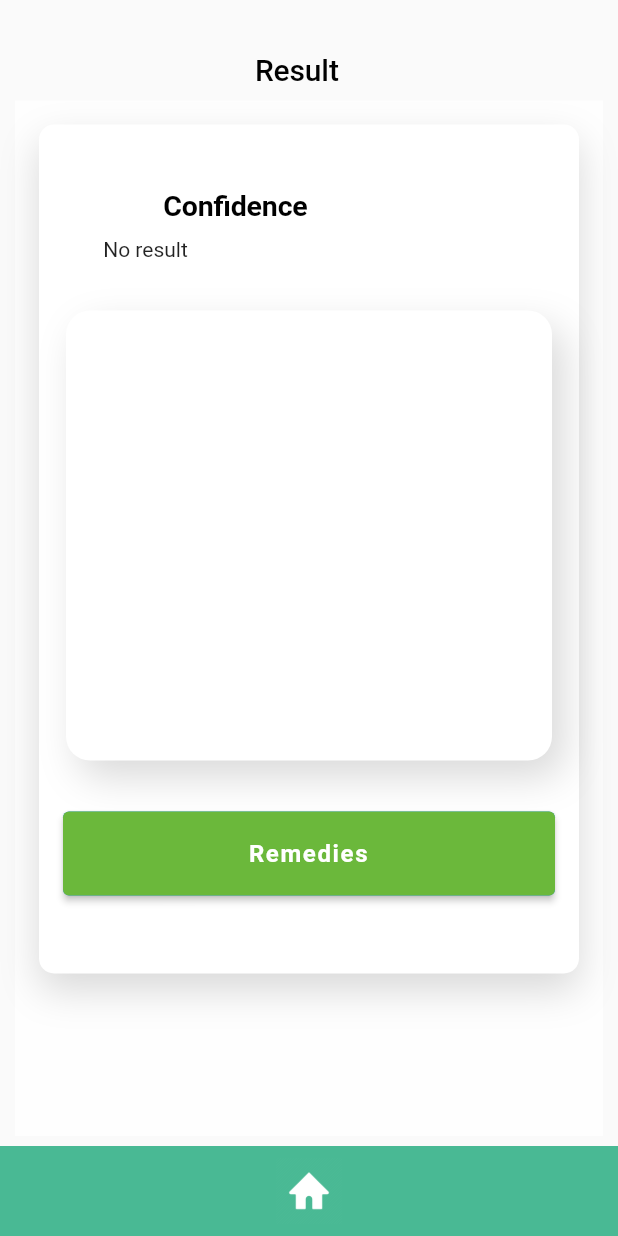
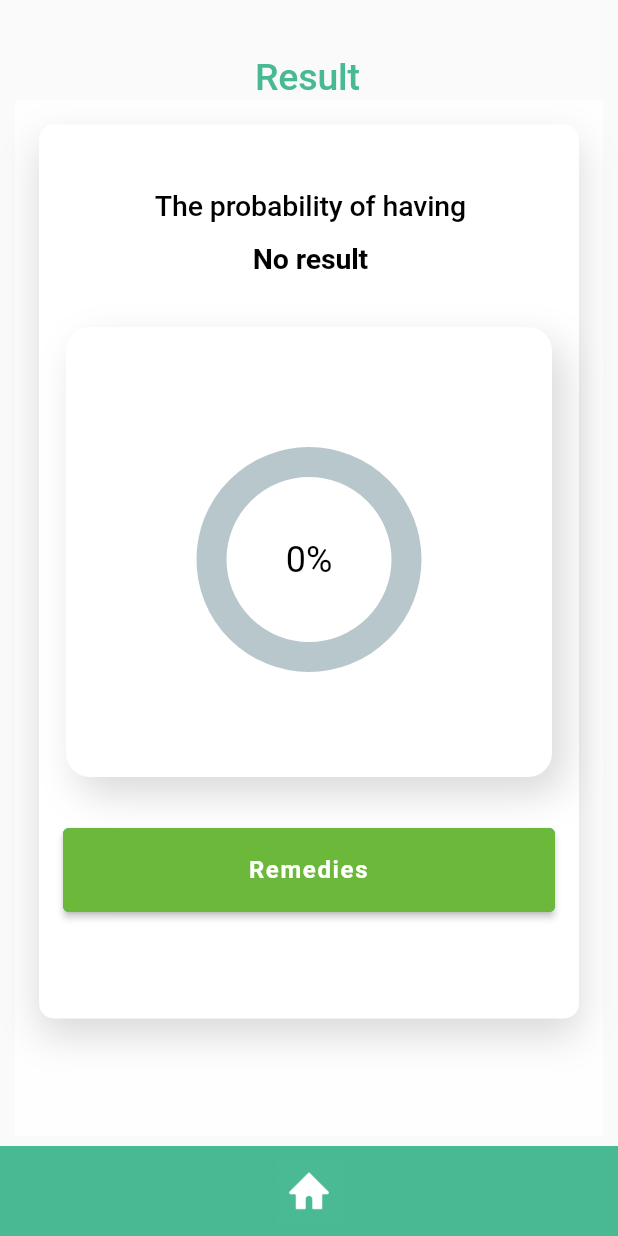
Before and after one commit to DewminiSeneviratne/Plant-Disease-Detection-System, a Flutter app: the PlantDiseasePredictor screen opened directly, after a tap on "GO TO RESULT", on a phone screen of 412 x 824 dp. Run offline on Flutter 3.47's test engine with Material 2 defaults, Android fonts, the phone set to English and light mode, and no system bars; drawn by our look-alikes of percent_indicator; our stand-ins replace cloud_firestore, firebase_auth, firebase_core, image_picker; accounts and stored records are empty; Roboto replaces fonts that are missing (Roboto-Light).

Commit message:
Updated mobile app

```diff
--- a/Mobile/crops_ai/lib/screens/result_page.dart
+++ b/Mobile/crops_ai/lib/screens/result_page.dart
@@ -1,6 +1,8 @@
+import 'package:crops_ai/screens/remedies_screen.dart';
 import 'package:crops_ai/screens/treatments_screen.dart';
 import 'package:flutter/material.dart';
 import 'package:http/http.dart' as http;
+import 'package:percent_indicator/circular_percent_indicator.dart';
 
 import 'launch_screen.dart';
 
@@ -8,11 +10,14 @@ import 'launch_screen.dart';
 
 class Result extends StatefulWidget {
   final String? predictionResult;
+
   final double? confidence;
+  final String? diseases;
   //const Result({super.key});
   Result({
     required this.predictionResult,
     required this.confidence,
+    required this.diseases,
   });
 
   @override
@@ -20,14 +25,14 @@ class Result extends StatefulWidget {
 }
 
 class _ResultState extends State<Result> {
-  @override
+  /*@override
   void initState() {
     super.initState();
     _updatePercentage();
-  }
+  }*/
 
   Future<void> _updatePercentage() async {
-    final url = 'http://192.168.8.162/visio/updatePercentage.php';
+    final url = 'http://192.168.8.131/cropsai/updatePercentage.php';
     final response = await http.post(
       Uri.parse(url),
       body: {
@@ -40,6 +45,12 @@ class _ResultState extends State<Result> {
     } else {
       print('Failed to update percentage: ${response.reasonPhrase}');
     }
+  }
+
+  _navigatetohome() async {
+    await Future.delayed(const Duration(milliseconds: 3000), () {});
+    Navigator.pushReplacement(
+        context, MaterialPageRoute(builder: (context) => LaunchScreen()));
   }
 
   @override
@@ -58,17 +69,17 @@ class _ResultState extends State<Result> {
                   child: Stack(
                     children: [
                       Container(
-                        padding: const EdgeInsets.fromLTRB(170, 25, 16, 220),
+                        padding: const EdgeInsets.fromLTRB(170, 25, 16, 140),
                         child: const Text(
                           'Result',
                           textAlign: TextAlign.center,
                           style: TextStyle(
                             fontFamily: 'Roboto',
-                            fontSize: 20,
+                            fontSize: 25,
                             fontWeight: FontWeight.w500,
                             height: 1.4117647059,
                             letterSpacing: -0.1000000015,
-                            color: Colors.black,
+                            color: Color.fromARGB(255, 73, 185, 148),
                           ),
                         ),
                       ),
@@ -79,7 +90,7 @@ class _ResultState extends State<Result> {
                         child: Container(
                           padding: const EdgeInsets.fromLTRB(16, 16, 16, 218),
                           width: 375,
-                          height: 800,
+                          height: 830,
                           decoration: const BoxDecoration(
                             color: Color(0xccFFFFFF),
                           ),
@@ -126,14 +137,14 @@ class _ResultState extends State<Result> {
                                                         2, 0, 0, 0),
                                                 margin:
                                                     const EdgeInsets.fromLTRB(
-                                                        0, 0, 100, 8),
+                                                        0, 0, 0, 8),
                                                 child: const Text(
-                                                  'Confidence',
+                                                  'The probability of having',
                                                   textAlign: TextAlign.left,
                                                   style: TextStyle(
                                                     fontFamily: 'Roboto-Light',
                                                     fontSize: 19,
-                                                    fontWeight: FontWeight.w700,
+                                                    fontWeight: FontWeight.w500,
                                                     height: 1.4117647059,
                                                     letterSpacing:
                                                         -0.1000000015,
@@ -147,10 +158,20 @@ class _ResultState extends State<Result> {
                                                         2, 0, 0, 0),
                                                 margin:
                                                     const EdgeInsets.fromLTRB(
-                                                        0, 0, 220, 8),
+                                                        0, 0, 0, 8),
                                                 child: Text(
-                                                    widget.predictionResult ??
-                                                        'No result'),
+                                                  widget.diseases ??
+                                                      'No result',
+                                                  style: const TextStyle(
+                                                    fontFamily: 'Roboto-Light',
+                                                    fontSize: 19,
+                                                    fontWeight: FontWeight.w700,
+                                                    height: 1.4117647059,
+                                                    letterSpacing:
+                                                        -0.1000000015,
+                                                    color: Colors.black,
+                                                  ),
+                                                ),
                                               ),
                                               const SizedBox(
                                                 height: 20,
@@ -176,27 +197,28 @@ class _ResultState extends State<Result> {
                                                     ),
                                                   ],
                                                 ),
-                                                // child: Center(
-                                                //   child:
-                                                //       CircularPercentIndicator(
-                                                //     radius: 75.0,
-                                                //     percent:
-                                                //         widget.confidence ??
-                                                //             0.0,
-                                                //     animation: true,
-                                                //     progressColor:
-                                                //         Color(0xffde3787),
-                                                //     circularStrokeCap:
-                                                //         CircularStrokeCap.round,
-                                                //     lineWidth: 20.0,
-                                                //     center: Text(
-                                                //       '${((widget.confidence ?? 0.0) * 100.0).floor()}%',
-                                                //       style: const TextStyle(
-                                                //           color: Colors.black,
-                                                //           fontSize: 24),
-                                                //     ),
-                                                //   ),
-                                                // ),
+                                                child: Center(
+                                                  child:
+                                                      CircularPercentIndicator(
+                                                    radius: 75.0,
+                                                    percent:
+                                                        widget.confidence ??
+                                                            0.0,
+                                                    animation: true,
+                                                    progressColor:
+                                                        const Color.fromARGB(
+                                                            255, 73, 185, 148),
+                                                    circularStrokeCap:
+                                                        CircularStrokeCap.round,
+                                                    lineWidth: 20.0,
+                                                    center: Text(
+                                                      '${((widget.confidence ?? 0.0) * 100.0).floor()}%',
+                                                      style: const TextStyle(
+                                                          color: Colors.black,
+                                                          fontSize: 24),
+                                                    ),
+                                                  ),
+                                                ),
                                               ),
                                             ],
                                           ),
@@ -219,21 +241,14 @@ class _ResultState extends State<Result> {
                                             onPressed: () {
                                               if (widget.predictionResult !=
                                                   null) {
-                                                // Navigator.push(
-                                                //     context,
-                                                //     MaterialPageRoute(
-                                                //       builder: (context) =>
-                                                //           TreatmentsPage(
-                                                //               diseaseName: widget
-                                                //                   .predictionResult!),
-                                                //     ));
                                                 Navigator.push(
                                                     context,
                                                     MaterialPageRoute(
-                                                        builder: (context) =>
-                                                            const TreatmentsScreen(
-                                                              diseaseName: '',
-                                                            )));
+                                                      builder: (context) =>
+                                                          RemediesScreen(
+                                                              diseaseName: widget
+                                                                  .diseases!),
+                                                    ));
                                               }
                                             },
                                             style: TextButton.styleFrom(
--- a/Mobile/crops_ai/lib/screens/test_screen.dart
+++ b/Mobile/crops_ai/lib/screens/test_screen.dart
@@ -1,3 +1,4 @@
+import 'dart:convert';
 import 'dart:io';
 import 'package:crops_ai/screens/result_page.dart';
 import 'package:crops_ai/screens/signin_screen.dart';
@@ -5,8 +6,6 @@ import 'package:flutter/material.dart';
 import 'package:http/http.dart' as http;
 //import 'package:image_picker/image_picker.dart';
 import 'package:path/path.dart' as path;
-
-import 'package:http/http.dart' as http;
 
 import 'dart:io';
 import 'package:image_picker/image_picker.dart';
@@ -26,6 +25,7 @@ class _PlantDiseasePredictorState extends State<PlantDiseasePredictor> {
   File? _image;
   String? _predictionResult; // Added new variable to store prediction result
   double? _confidence;
+  String? _disease;
 
   Future<void> _getImageAndPredict() async {
     final picker = ImagePicker();
@@ -43,7 +43,7 @@ class _PlantDiseasePredictorState extends State<PlantDiseasePredictor> {
   }
 
   Future<void> predictPlantDisease(File imageFile) async {
-    final url = 'http://192.168.8.162:8000/predict';
+    final url = 'http://192.168.8.131:8000/predict';
 
     // Create a multipart request with a single file part
     final request = http.MultipartRequest('POST', Uri.parse(url));
@@ -62,14 +62,18 @@ class _PlantDiseasePredictorState extends State<PlantDiseasePredictor> {
       // Parse the response and handle the result
       final result = response.body.split(",");
       final predictionResult = result[0].replaceAll(RegExp(r'[\[\]" ]'), '');
+      Map<String, dynamic> jsonMap = json.decode(response.body);
+      final diseases = jsonMap['class'];
       print(result);
       setState(() {
         _predictionResult = predictionResult;
         _confidence = double.parse(result[1].replaceAll(']', '').trim());
+        _disease = diseases;
+
         print(_predictionResult);
         print(_confidence);
       });
-      _navigateToReport();
+      //_navigatetoreport();
     } else {
       // Handle the error
       print('Error: ${response.statusCode}');
@@ -84,9 +88,16 @@ class _PlantDiseasePredictorState extends State<PlantDiseasePredictor> {
         builder: (context) => Result(
           predictionResult: _predictionResult,
           confidence: _confidence,
+          diseases: _disease,
         ),
       ),
     );
+  }
+
+  _navigatetohome() async {
+    await Future.delayed(const Duration(milliseconds: 3000), () {});
+    Navigator.pushReplacement(
+        context, MaterialPageRoute(builder: (context) => LaunchScreen()));
   }
 
   @override
@@ -160,12 +171,12 @@ class _PlantDiseasePredictorState extends State<PlantDiseasePredictor> {
                                                 padding: EdgeInsets.fromLTRB(
                                                     0, 0, 0, 0),
                                                 margin: EdgeInsets.fromLTRB(
-                                                    0, 0, 60, 8),
+                                                    0, 0, 0, 0),
                                                 child: const Text(
                                                   'Please follow the instructions',
                                                   style: TextStyle(
                                                     fontFamily: 'Roboto-Light',
-                                                    fontSize: 19,
+                                                    fontSize: 20,
                                                     fontWeight: FontWeight.w700,
                                                     height: 1.4117647059,
                                                     letterSpacing:
@@ -182,12 +193,12 @@ class _PlantDiseasePredictorState extends State<PlantDiseasePredictor> {
                                                 margin: EdgeInsets.fromLTRB(
                                                     0, 0, 10, 8),
                                                 child: const Text(
-                                                  '1. Hold the phone close to the plant leaf '
+                                                  '1. Hold the phone close to the plant leaf \n'
                                                   '2. Hold the phone still',
                                                   textAlign: TextAlign.left,
                                                   style: TextStyle(
                                                     fontFamily: 'Roboto-Thin',
-                                                    fontSize: 19,
+                                                    fontSize: 18,
                                                     fontWeight: FontWeight.w700,
                                                     height: 1.4117647059,
                                                     letterSpacing:
@@ -210,7 +221,7 @@ class _PlantDiseasePredictorState extends State<PlantDiseasePredictor> {
                                                 height: 200,
                                                 decoration: BoxDecoration(
                                                   color: Color.fromARGB(
-                                                      255, 244, 254, 241),
+                                                      255, 247, 253, 245),
                                                   //borderRadius:
                                                   //BorderRadius.circular(16),
                                                   border: Border.all(
--- a/Mobile/crops_ai/pubspec.yaml
+++ b/Mobile/crops_ai/pubspec.yaml
@@ -39,6 +39,8 @@ dependencies:
   firebase_auth: ^4.4.2
   http: ^0.13.6
   image_picker: ^0.8.7+4
+  percent_indicator: ^4.2.3
+  cloud_firestore: ^4.7.1
 
 dev_dependencies:
   flutter_test:
```
Also changed, not shown: Mobile/crops_ai/lib/main.dart (+4 -14 lines), Mobile/crops_ai/lib/screens/launch_screen.dart (+46 -6 lines), Mobile/crops_ai/lib/screens/remedies_screen.dart (added, +124 -0 lines), Mobile/crops_ai/lib/screens/splash_screen.dart (+4 -3 lines), Mobile/crops_ai/lib/screens/treatments_screen.dart (+10 -4 lines), Mobile/crops_ai/assets/images/splashlogo.png (added), Mobile/crops_ai/pubspec.lock, 3 other files.
